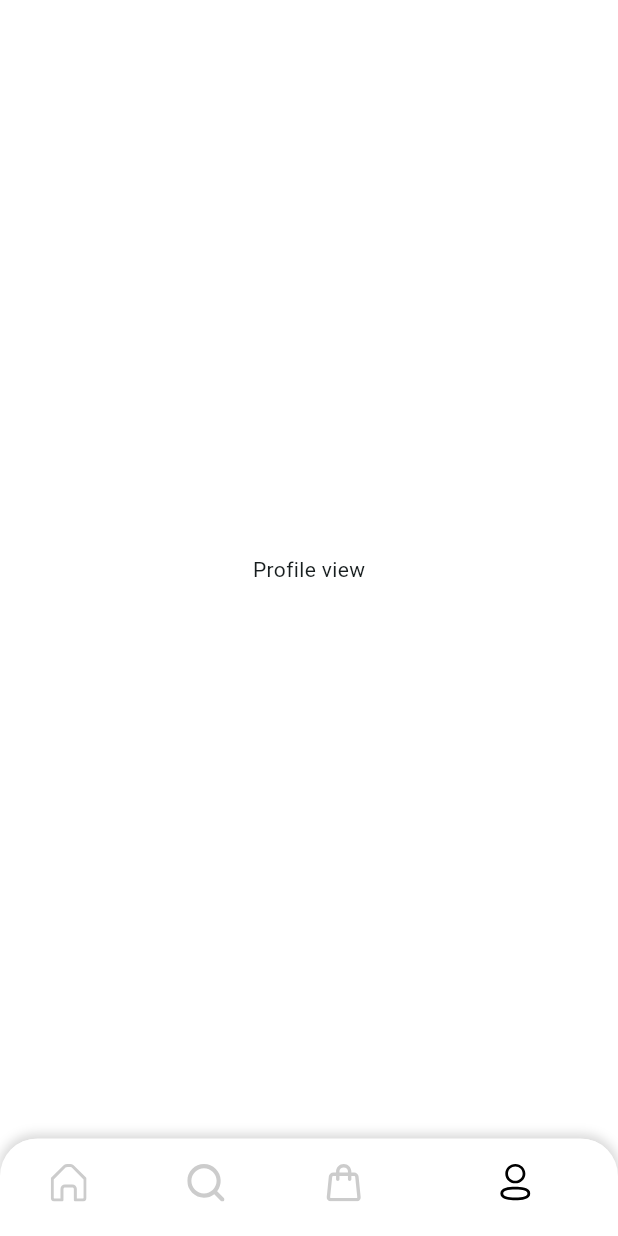
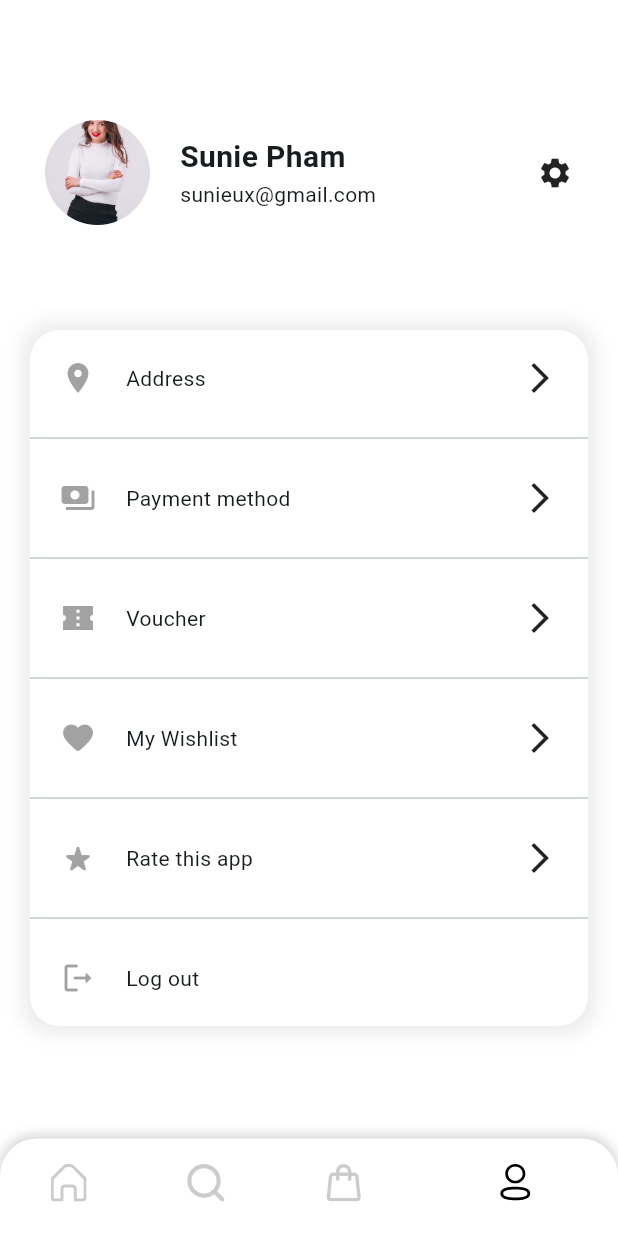
Before and after one commit to hupptechnologies/flutter-shopping-store, a Flutter app: the screen it shows after launch, item 4 of the bottom bar chosen, on a phone screen of 412 x 824 dp. Run offline on Flutter 3.47's test engine with Material 3 defaults, Android fonts, the phone set to English and light mode, and no system bars; our stand-ins replace carousel_slider, cookie_jar, custom_rating_bar, dio, dio_cookie_manager, flutter_svg and 3 more.

Commit message:
UI - profile screen

```diff
--- /dev/null
+++ b/lib/common/enum/profile_menu_enum.dart
@@ -0,0 +1,8 @@
+enum ProfileMenuEnum {
+  address,
+  payment,
+  voucher,
+  wishlist,
+  rate,
+  logout,
+}
--- /dev/null
+++ b/lib/data/profile/profile_menu.dart
@@ -0,0 +1,10 @@
+import 'package:e_commerce/common/enum/profile_menu_enum.dart';
+import 'package:flutter/material.dart';
+
+class ProfileMenu {
+  IconData icon;
+  String label;
+  ProfileMenuEnum type;
+
+  ProfileMenu({required this.icon, required this.label, required this.type});
+}
--- a/lib/screens/home/binding/home_binding.dart
+++ b/lib/screens/home/binding/home_binding.dart
@@ -1,5 +1,6 @@
 import 'package:e_commerce/screens/home/controller/dashboard_controller.dart';
 import 'package:e_commerce/screens/home/controller/home_controller.dart';
+import 'package:e_commerce/screens/home/controller/profile_controller.dart';
 import 'package:e_commerce/screens/home/controller/search_discover_controller.dart';
 import 'package:e_commerce/screens/orders/controller/order_controller.dart';
 import 'package:e_commerce/widgets/appbar/controller/appbar_controller.dart';
@@ -15,5 +16,6 @@ class HomeBinding extends Bindings {
     Get.lazyPut<SearchDiscoverController>(() => SearchDiscoverController());
     Get.lazyPut<FilterController>(() => FilterController());
     Get.lazyPut<OrderController>(() => OrderController());
+    Get.lazyPut<ProfileController>(() => ProfileController());
   }
 }
--- /dev/null
+++ b/lib/screens/home/controller/profile_controller.dart
@@ -0,0 +1,40 @@
+import 'package:e_commerce/common/enum/profile_menu_enum.dart';
+import 'package:e_commerce/data/profile/profile_menu.dart';
+import 'package:flutter/foundation.dart';
+import 'package:flutter/material.dart';
+import 'package:get/get.dart';
+
+class ProfileController extends GetxController {
+  final List<ProfileMenu> menuList = [
+    ProfileMenu(
+        icon: Icons.location_on,
+        label: 'Address',
+        type: ProfileMenuEnum.address),
+    ProfileMenu(
+        icon: Icons.payments,
+        label: 'Payment method',
+        type: ProfileMenuEnum.payment),
+    ProfileMenu(
+        icon: Icons.confirmation_number_sharp,
+        label: 'Voucher',
+        type: ProfileMenuEnum.voucher),
+    ProfileMenu(
+        icon: Icons.favorite_rounded,
+        label: 'My Wishlist',
+        type: ProfileMenuEnum.wishlist),
+    ProfileMenu(
+        icon: Icons.star_rate_rounded,
+        label: 'Rate this app',
+        type: ProfileMenuEnum.rate),
+    ProfileMenu(
+        icon: Icons.logout_rounded,
+        label: 'Log out',
+        type: ProfileMenuEnum.logout),
+  ];
+
+  void onTopMenu(ProfileMenuEnum menu) {
+    if (kDebugMode) {
+      print(menu);
+    }
+  }
+}
--- a/lib/screens/home/view/profile_view.dart
+++ b/lib/screens/home/view/profile_view.dart
@@ -1,12 +1,116 @@
+import 'package:e_commerce/common/constant/app_colors.dart';
+import 'package:e_commerce/common/constant/image_constant.dart';
+import 'package:e_commerce/common/constant/margin_padding.dart';
+import 'package:e_commerce/common/enum/profile_menu_enum.dart';
+import 'package:e_commerce/extension/color_extensions.dart';
+import 'package:e_commerce/screens/home/controller/profile_controller.dart';
 import 'package:flutter/material.dart';
+import 'package:get/get.dart';
 
-class ProfileView extends StatelessWidget {
+class ProfileView extends GetView<ProfileController> {
   const ProfileView({super.key});
 
   @override
   Widget build(BuildContext context) {
-    return const Center(
-      child: Text('Profile view'),
+    return SafeArea(
+      child: Padding(
+        padding: EdgeInsets.symmetric(
+          horizontal: MarginPadding.homeHorPadding,
+        ),
+        child: Column(
+          children: [
+            Padding(
+              padding: const EdgeInsets.only(top: 80, bottom: 70),
+              child: profileImageOrName(),
+            ),
+            profileMenu(),
+          ],
+        ),
+      ),
+    );
+  }
+
+  Widget profileMenu() {
+    return Container(
+      width: double.infinity,
+      decoration: BoxDecoration(
+        borderRadius: BorderRadius.circular(20),
+        color: Colors.white,
+        boxShadow: [
+          BoxShadow(
+            color: Colors.grey.withOpacityValue(0.2),
+            blurRadius: 10,
+            spreadRadius: 5,
+          ),
+        ],
+      ),
+      child: ListView.builder(
+        itemCount: controller.menuList.length,
+        shrinkWrap: true,
+        physics: const NeverScrollableScrollPhysics(),
+        itemBuilder: (context, index) {
+          final item = controller.menuList[index];
+          return Column(
+            children: [
+              GestureDetector(
+                onTap: () => controller.onTopMenu(item.type),
+                child: Padding(
+                  padding: const EdgeInsets.all(20),
+                  child: Row(
+                    children: [
+                      Icon(item.icon, color: AppColors.dartGratWithOpaity5),
+                      const SizedBox(width: 20),
+                      Text(item.label),
+                      const Spacer(),
+                      if (item.type != ProfileMenuEnum.logout)
+                        const Icon(Icons.arrow_forward_ios),
+                    ],
+                  ),
+                ),
+              ),
+              if (index != controller.menuList.length - 1) const Divider(),
+            ],
+          );
+        },
+      ),
+    );
+  }
+
+  Widget profileImageOrName() {
+    return Padding(
+      padding: const EdgeInsets.symmetric(horizontal: 10),
+      child: Row(
+        children: [
+          Container(
+            width: 70,
+            height: 70,
+            decoration: const BoxDecoration(
+              shape: BoxShape.circle,
+              image: DecorationImage(
+                  image: AssetImage(ImageConstant.category1),
+                  fit: BoxFit.cover),
+            ),
+          ),
+          const SizedBox(
+            width: 20,
+          ),
+          const Column(
+            crossAxisAlignment: CrossAxisAlignment.start,
+            children: [
+              Text(
+                'Sunie Pham',
+                style: TextStyle(
+                  fontSize: 20,
+                  fontWeight: FontWeight.bold,
+                ),
+              ),
+              Text('sunieux@gmail.com')
+            ],
+          ),
+          const Spacer(),
+          const Icon(Icons.settings),
+        ],
+      ),
     );
   }
 }
```
